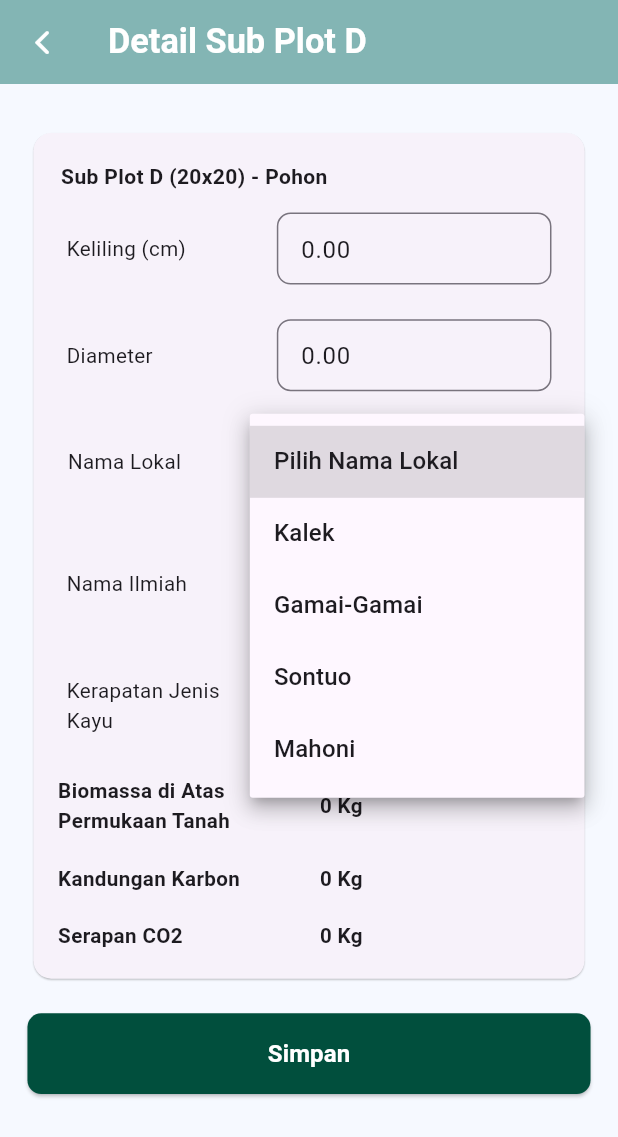
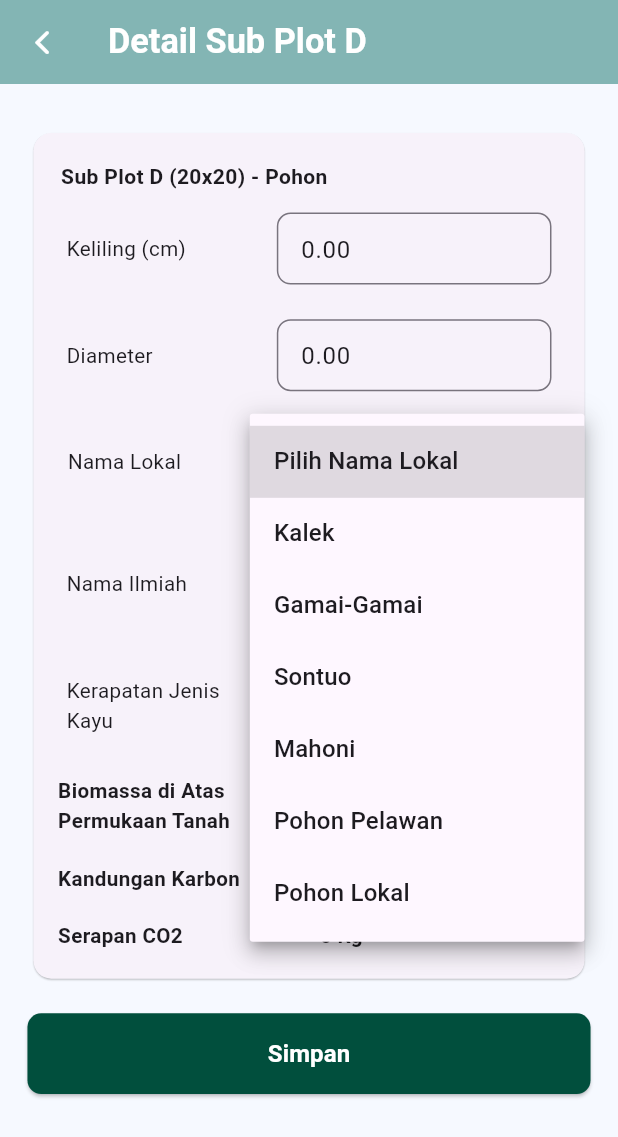
Before and after one commit to bangkit282/carbonstock, a Flutter app: the DetailDPohonPageScreen screen opened directly with empty values, after a tap on the "arrow drop down" icon, on a phone screen of 412 x 824 dp. Shown: the top 1137 px of the screen. Run offline on Flutter 3.47's test engine with Material 3 defaults, Android fonts, the phone set to English and light mode, and no system bars; our stand-ins replace connectivity_plus, dartz, dio, dotted_border, flutter_dotenv, flutter_screenutil and 7 more; missing offline and left inert: flutter_inappwebview, mapbox_gl; accounts and stored records are empty; Roboto replaces fonts that are missing (Poppins).

Commit message:
add pohon type

```diff
--- a/lib/views/plot/subplot/details/detail_sub_plot_d_pohon_views.dart
+++ b/lib/views/plot/subplot/details/detail_sub_plot_d_pohon_views.dart
@@ -56,6 +56,8 @@ class _DetailDPohonPageScreenState extends State<DetailDPohonPageScreen> {
     {'name': 'Gamai-Gamai', 'bioname': 'Tidak teridentifikasi'},
     {'name': 'Sontuo', 'bioname': 'Tidak teridentifikasi'},
     {'name': 'Mahoni', 'bioname': 'Swietenia mahagoni'},
+    {'name': 'Pohon Pelawan', 'bioname': 'Tristaniopsis merguensis'},
+    {'name': 'Pohon Lokal', 'bioname': 'Tidak teridentifikasi'},
   ];
 
   void initializePohon(String value) {
```
